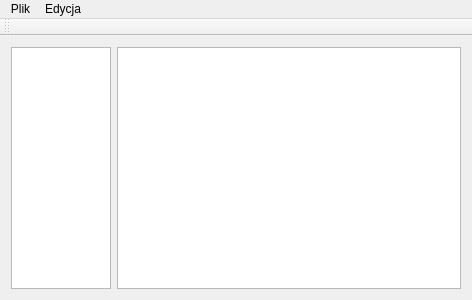
Qt form mainwindow.ui (jakubwieczorek/Electronics) before a commit.
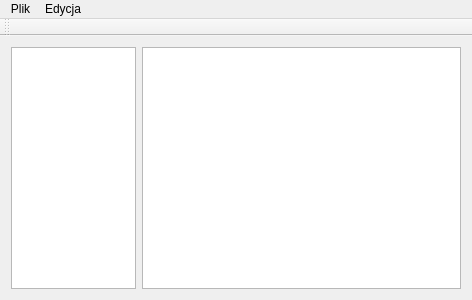
The same form after that commit.

Patch:
```diff
--- a/mainwindow.ui
+++ b/mainwindow.ui
@@ -22,7 +22,7 @@
      <widget class="QListWidget" name="listWidget">
       <property name="maximumSize">
        <size>
-        <width>100</width>
+        <width>125</width>
         <height>16777215</height>
        </size>
       </property>
```
